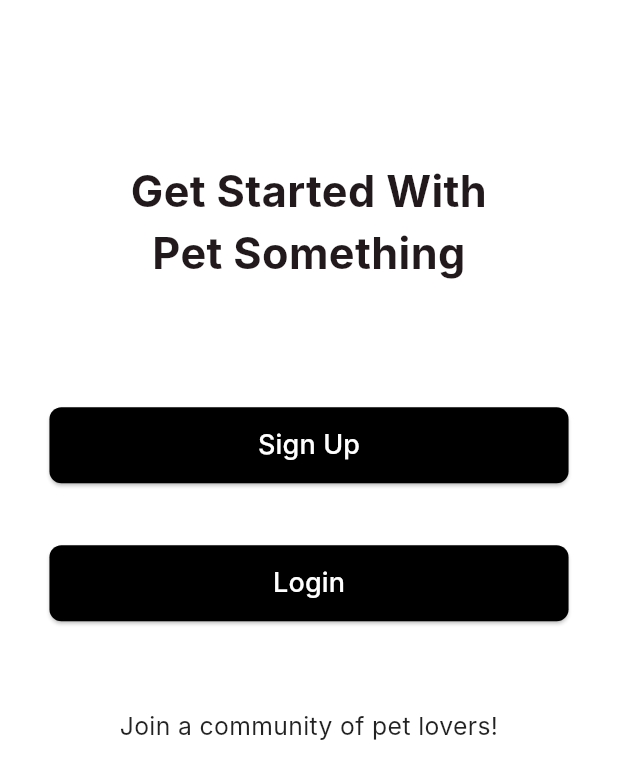
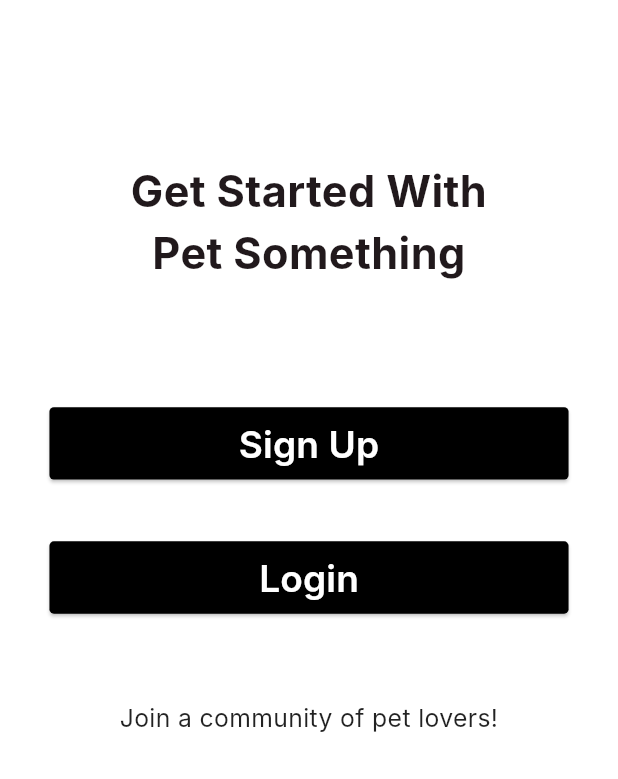
Before and after one commit to hxshan/Pet_Owner_Mobile, a Flutter app: the GetStartedPage screen opened by its route, on a phone screen of 412 x 824 dp. Shown: the top 779 px of the screen. Run offline on Flutter 3.47's test engine with Material 3 defaults, Android fonts, the phone set to English and light mode, and no system bars; our stand-ins replace device_preview, go_router; Roboto replaces fonts that are missing (Inter).

Commit message:
Minor changes

```diff
--- a/lib/pages/account_info_page.dart
+++ b/lib/pages/account_info_page.dart
@@ -293,7 +293,7 @@ class _RegistrationPageState extends State<AccountInfoPage> {
                       child: Text(
                         'Get Started',
                         style: TextStyle(
-                          fontSize: sw * 0.045,
+                          fontSize: sw * 0.06,
                           fontWeight: FontWeight.w600,
                         ),
                       ),
--- a/lib/pages/animal_info_page.dart
+++ b/lib/pages/animal_info_page.dart
@@ -446,7 +446,7 @@ class _AnimalInfoPageState extends State<AnimalInfoPage> {
                       child: Text(
                         'Get Started',
                         style: TextStyle(
-                          fontSize: sw * 0.045,
+                          fontSize: sw * 0.06,
                           fontWeight: FontWeight.w600,
                         ),
                       ),
--- a/lib/pages/get_started_page.dart
+++ b/lib/pages/get_started_page.dart
@@ -42,9 +42,12 @@ class GetStartedPage extends StatelessWidget {
                     context.pushNamed('PersonalInfoPage');
                   },
                   style: AppButtonStyles.blackButton(context),
-                  child: const Text(
+                  child: Text(
                     "Sign Up",
-                    style: TextStyle(color: Colors.white, fontSize: 18),
+                    style: TextStyle(
+                      fontSize: sw * 0.06,
+                      fontWeight: FontWeight.w600,
+                    ),
                   ),
                 ),
               ),
@@ -55,11 +58,16 @@ class GetStartedPage extends StatelessWidget {
               SizedBox(
                 width: double.infinity,
                 child: ElevatedButton(
-                  onPressed: () {},
+                  onPressed: () {
+                    context.pushNamed('LoginPage');
+                  },
                   style: AppButtonStyles.blackButton(context),
-                  child: const Text(
+                  child: Text(
                     "Login",
-                    style: TextStyle(color: Colors.white, fontSize: 18),
+                    style: TextStyle(
+                      fontSize: sw * 0.06,
+                      fontWeight: FontWeight.w600,
+                    ),
                   ),
                 ),
               ),
--- a/lib/theme/button_styles.dart
+++ b/lib/theme/button_styles.dart
@@ -10,10 +10,10 @@ class AppButtonStyles {
       backgroundColor: AppColors.blackButtonBg,
       foregroundColor: AppColors.blackButtonText,
       padding: EdgeInsets.symmetric(
-        horizontal: sw * 0.06, // 6% of screen width
-        vertical: sh * 0.015, // 1.5% of screen height
+        horizontal: sw * 0.06,
+        vertical: sh * 0.008,
       ),
-      shape: RoundedRectangleBorder(borderRadius: BorderRadius.circular(8)),
+      shape: RoundedRectangleBorder(borderRadius: BorderRadius.circular(3)),
     );
   }
 }
```
Also changed, not shown: lib/pages/personal_info_page.dart (+3 -8 lines).
